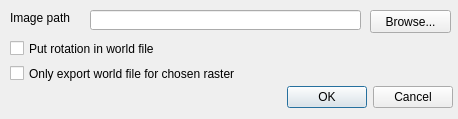
Above: fhgr/exportgeorefrasterdialog.ui from cmahnke/FreehandRasterGeoreferencer before the change. Below: the same form after it.
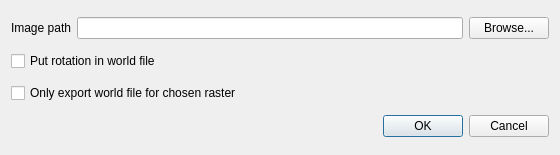
That is the form after the change.

Diff of the .ui file:
```diff
--- a/fhgr/exportgeorefrasterdialog.ui
+++ b/fhgr/exportgeorefrasterdialog.ui
@@ -6,90 +6,57 @@
    <rect>
     <x>0</x>
     <y>0</y>
-    <width>458</width>
-    <height>119</height>
+    <width>560</width>
+    <height>155</height>
    </rect>
   </property>
   <property name="windowTitle">
    <string>Export georeferenced raster</string>
   </property>
-  <widget class="QDialogButtonBox" name="buttonBox">
-   <property name="geometry">
-    <rect>
-     <x>112</x>
-     <y>81</y>
-     <width>341</width>
-     <height>32</height>
-    </rect>
-   </property>
-   <property name="orientation">
-    <enum>Qt::Horizontal</enum>
-   </property>
-   <property name="standardButtons">
-    <set>QDialogButtonBox::Cancel|QDialogButtonBox::Ok</set>
-   </property>
-  </widget>
+  <layout class="QVBoxLayout" name="verticalLayout">
+   <item>
+    <layout class="QGridLayout" name="pathLayout">
+     <item row="0" column="0">
+      <widget class="QLabel" name="label">
+       <property name="text">
+        <string>Image path</string>
+       </property>
+       <property name="buddy">
+        <cstring>lineEditImagePath</cstring>
+       </property>
+      </widget>
+     </item>
+     <item row="0" column="1">
   <widget class="QLineEdit" name="lineEditImagePath">
-   <property name="geometry">
-    <rect>
-     <x>90</x>
-     <y>10</y>
-     <width>271</width>
-     <height>20</height>
-    </rect>
-   </property>
-  </widget>
+       <property name="sizePolicy">
+        <sizepolicy hsizetype="Expanding" vsizetype="Fixed">
+         <horstretch>1</horstretch>
+         <verstretch>0</verstretch>
+        </sizepolicy>
+       </property>
+      </widget>
+     </item>
+     <item row="0" column="2">
   <widget class="QPushButton" name="pushButtonBrowse">
-   <property name="geometry">
-    <rect>
-     <x>370</x>
-     <y>10</y>
-     <width>81</width>
-     <height>23</height>
-    </rect>
-   </property>
    <property name="text">
     <string>Browse...</string>
    </property>
   </widget>
-  <widget class="QLabel" name="label">
-   <property name="geometry">
-    <rect>
-     <x>10</x>
-     <y>10</y>
-     <width>71</width>
-     <height>16</height>
-    </rect>
-   </property>
-   <property name="text">
-    <string>Image path</string>
-   </property>
-  </widget>
+     </item>
+    </layout>
+   </item>
+   <item>
   <widget class="QCheckBox" name="checkBoxRotationMode">
-   <property name="geometry">
-    <rect>
-     <x>10</x>
-     <y>40</y>
-     <width>247</width>
-     <height>17</height>
-    </rect>
-   </property>
    <property name="toolTip">
     <string>&lt;html&gt;&lt;head/&gt;&lt;body&gt;&lt;p&gt;If checked, the raster will be exported as is and the world file will contain the rotation, scaling and translation. Some GIS software may not be able to georeference the raster correctly in this mode. If unchecked, the raster will be modified with the rotation and the scaling between axis and the world file will contain the rest of the transformation.&lt;/p&gt;&lt;/body&gt;&lt;/html&gt;</string>
    </property>
    <property name="text">
-    <string>Put rotation in world file </string>
-   </property>
-  </widget>
+      <string>Put rotation in world file</string>
+     </property>
+    </widget>
+   </item>
+   <item>
   <widget class="QCheckBox" name="checkBoxOnlyWorldFile">
-   <property name="geometry">
-    <rect>
-     <x>10</x>
-     <y>65</y>
-     <width>279</width>
-     <height>17</height>
-    </rect>
-   </property>
    <property name="toolTip">
     <string>&lt;html&gt;&lt;head/&gt;&lt;body&gt;&lt;p&gt;If checked, only the world file will be exported and the chosen file will not be overwritten. The rotation will be included in the world file.&lt;/p&gt;&lt;/body&gt;&lt;/html&gt;</string>
    </property>
@@ -97,6 +64,18 @@
     <string>Only export world file for chosen raster</string>
    </property>
   </widget>
+   </item>
+   <item>
+    <widget class="QDialogButtonBox" name="buttonBox">
+     <property name="orientation">
+      <enum>Qt::Horizontal</enum>
+     </property>
+     <property name="standardButtons">
+      <set>QDialogButtonBox::Cancel|QDialogButtonBox::Ok</set>
+     </property>
+    </widget>
+   </item>
+  </layout>
  </widget>
  <resources/>
  <connections>
```
Lines whose indentation alone changed are shown as unchanged.
